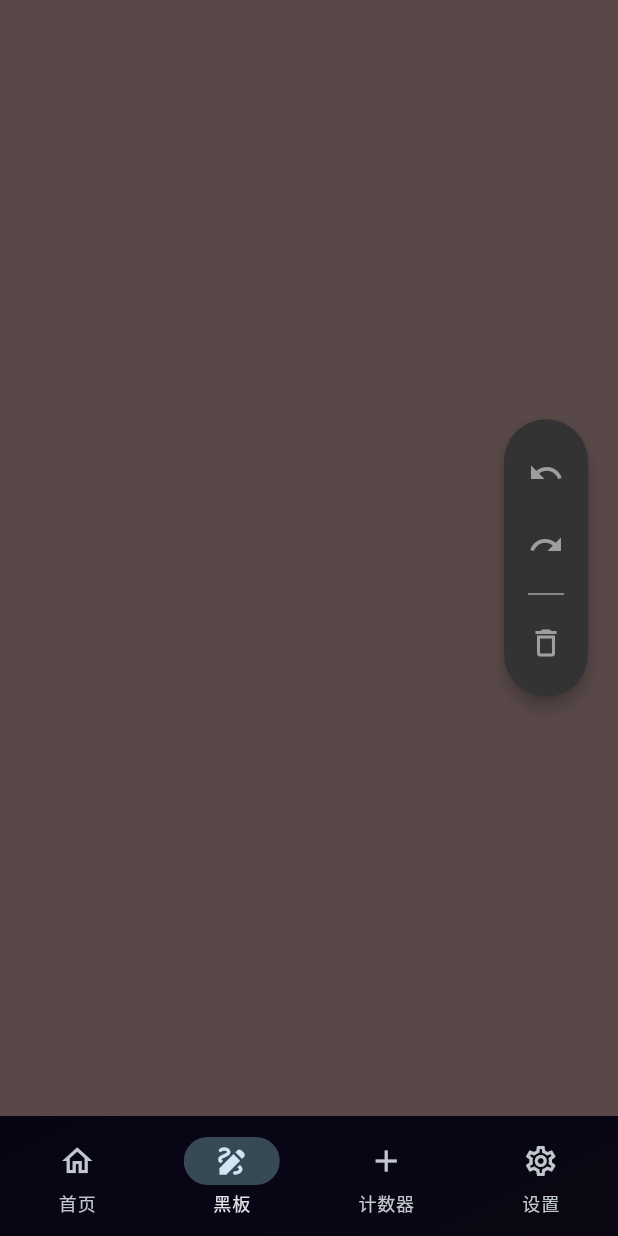
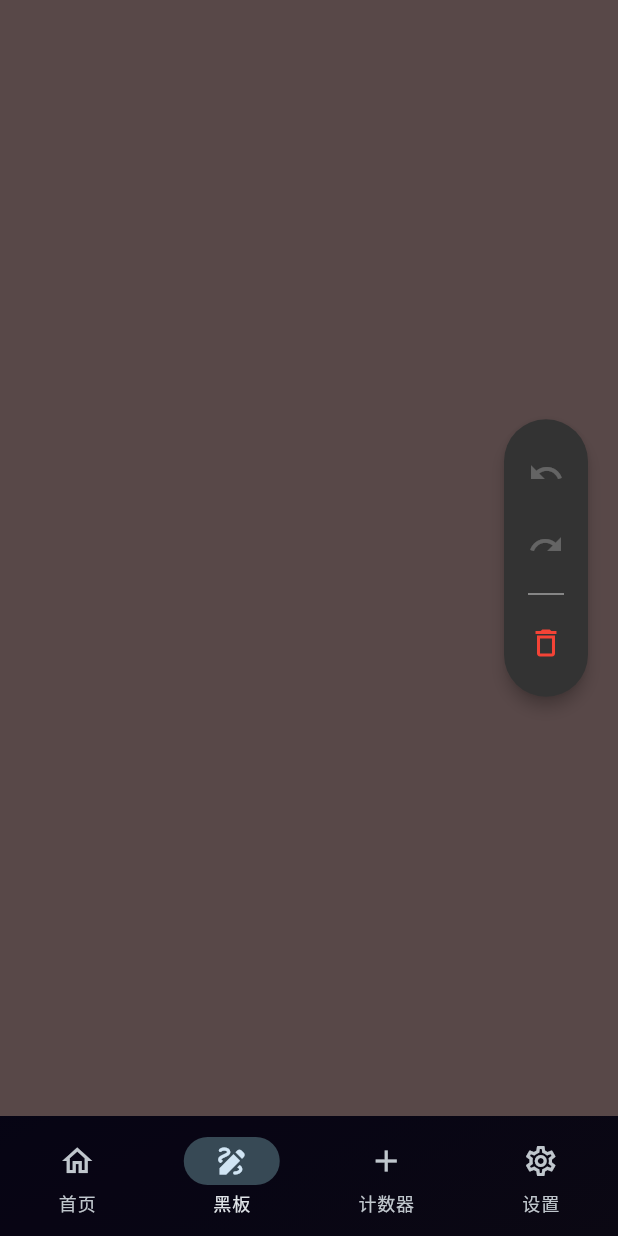
Before and after one commit to mokeen/va-flutter-edu, a Flutter app: the screen it shows after launch, on a phone screen of 412 x 824 dp. Run offline on Flutter 3.47's test engine with Material 3 defaults, Android fonts, the phone set to English and light mode, and no system bars; our stand-ins replace flutter_riverpod, go_router, riverpod_annotation; generated files the repository leaves out were written again.

Commit message:
feat: TODO2收尾和TODO3开端

```diff
--- a/lib/src/features/blackboard/presentation/blackboard_screen.dart
+++ b/lib/src/features/blackboard/presentation/blackboard_screen.dart
@@ -5,6 +5,12 @@ import 'package:va_edu/src/features/blackboard/application/blackboard_controller
 import 'package:va_edu/src/features/blackboard/presentation/widgets/blackboard_painter.dart';
 import 'package:va_edu/src/features/blackboard/presentation/widgets/blackboard_toolbar.dart';
 
+/// 黑板主页面
+///
+/// 职责：
+/// 1. 组装 UI：Stack (底层 Canvas + 上层 Toolbar)
+/// 2. 事件分发：Listener -> Controller
+/// 3. 状态监听：ListenableBuilder 监听 Controller 变化并刷新 UI
 class BlackboardScreen extends StatefulWidget {
   const BlackboardScreen({super.key});
 
@@ -13,11 +19,12 @@ class BlackboardScreen extends StatefulWidget {
 }
 
 class _BlackboardScreenState extends State<BlackboardScreen> {
+  // [Refactor] 逻辑上移至 Controller，本地不再持有状态
   final controller = BlackboardController();
 
   @override
   void dispose() {
-    controller.dispose();
+    controller.dispose(); // 记得销毁
     super.dispose();
   }
 
@@ -32,20 +39,23 @@ class _BlackboardScreenState extends State<BlackboardScreen> {
             children: [
               Positioned.fill(
                 child: Listener(
-                  onPointerDown: (event) {
-                    controller.startStroke(event.localPosition);
-                  },
-                  onPointerMove: (event) {
-                    controller.moveStroke(event.localPosition);
-                  },
-                  onPointerUp: (event) {
-                    controller.endStroke();
-                  },
-                  child: CustomPaint(
-                    painter: BlackboardPainter(
-                      currentStroke: controller.currentStroke,
-                      historyStrokes: controller.historyStrokes,
-                    ),
+                  // [Refactor] 所有的手势事件直接委托给 Controller 处理
+                  onPointerDown: (event) => controller.startStroke(event.localPosition),
+                  onPointerMove: (event) => controller.moveStroke(event.localPosition),
+                  onPointerUp: (event) => controller.endStroke(),
+
+                  // 使用 ListenableBuilder 监听 Controller，当 notifyListeners 被调用时重绘
+                  child: ListenableBuilder(
+                    listenable: controller,
+                    builder: (context, child) {
+                      return CustomPaint(
+                        painter: BlackboardPainter(
+                          // 从 Controller 获取最新的只读数据
+                          currentStroke: controller.currentStroke,
+                          historyStrokes: controller.historyStrokes,
+                        ),
+                      );
+                    },
                   ),
                 ),
               ),
--- a/lib/src/features/blackboard/presentation/widgets/blackboard_toolbar.dart
+++ b/lib/src/features/blackboard/presentation/widgets/blackboard_toolbar.dart
@@ -1,5 +1,9 @@
 import 'package:flutter/material.dart';
 
+/// 黑板工具栏
+///
+/// 包含撤销、重做、清空按钮。
+/// 样式模仿 ClassIn 风格：深色胶囊背景 + 白色图标。
 class BlackboardToolbar extends StatelessWidget {
   const BlackboardToolbar({
     super.key,
@@ -11,9 +15,12 @@ class BlackboardToolbar extends StatelessWidget {
     required this.canClear,
   });
 
+  // 回调函数，由父组件传入具体逻辑
   final VoidCallback onUndo;
   final VoidCallback onRedo;
   final VoidCallback onClear;
+
+  // 状态标志，用于控制按钮是否可用 (disabled)
   final bool canUndo;
   final bool canRedo;
   final bool canClear;
@@ -22,7 +29,7 @@ class BlackboardToolbar extends StatelessWidget {
   Widget build(BuildContext context) {
     return Card(
       elevation: 4,
-      color: const Color(0xFF333333),
+      color: const Color(0xFF333333), // ClassIn 风格深色背景
       shape: RoundedRectangleBorder(borderRadius: BorderRadius.circular(32)),
       child: Padding(
         padding: const EdgeInsets.symmetric(
@@ -33,22 +40,25 @@ class BlackboardToolbar extends StatelessWidget {
           mainAxisSize: MainAxisSize.min,
           children: [
             IconButton(
+              // 根据状态改变图标颜色 (Disabled 状态为半透)
               icon: Icon(
                 Icons.undo,
-                color: canUndo ? Colors.white : Colors.grey,
+                color: canUndo ? Colors.white : Colors.white24,
               ),
               tooltip: '撤销',
+              // onPressed 为 null 时按钮自动禁用
               onPressed: canUndo ? onUndo : null,
             ),
             IconButton(
               icon: Icon(
                 Icons.redo,
-                color: canRedo ? Colors.white : Colors.grey,
+                color: canRedo ? Colors.white : Colors.white24,
               ),
               tooltip: '重做',
               onPressed: canRedo ? onRedo : null,
             ),
             const SizedBox(height: 8,),
+            // 自定义分割线 (Container 替换 Divider 以解决可见性问题)
             Container(
               width: 24,
               height: 1,
@@ -56,9 +66,9 @@ class BlackboardToolbar extends StatelessWidget {
             ),
             const SizedBox(height: 8),
             IconButton(
-              icon: Icon(
+              icon: const Icon(
                 Icons.delete_outline,
-                color: canClear ? Colors.red : Colors.grey,
+                color: Colors.red,
               ),
               tooltip: '清空',
               onPressed: canClear ? onClear : null,
```
Also changed, not shown: lib/src/features/blackboard/application/blackboard_controller.dart (+27 -1 lines), lib/src/features/blackboard/presentation/widgets/blackboard_painter.dart (+17 -2 lines), 3 other files.
